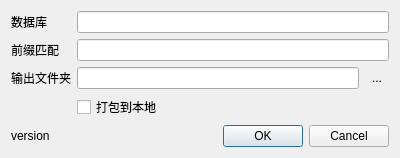
This is csheet_tool.ui in WuLiFang/wlf as Qt 5 draws it before an edit. The edited form follows.
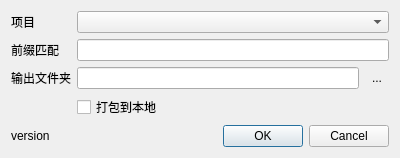
This is the edited form.

Commit message: csheet 0.2.0 # Improve usage

Diff of the .ui file:
```diff
--- a/csheet_tool.ui
+++ b/csheet_tool.ui
@@ -17,13 +17,10 @@
    <item row="0" column="0">
     <widget class="QLabel" name="label">
      <property name="text">
-      <string>数据库</string>
+      <string>项目</string>
      </property>
     </widget>
    </item>
-   <item row="0" column="1">
-    <widget class="QLineEdit" name="lineEditDatabase"/>
-   </item>
    <item row="1" column="0">
     <widget class="QLabel" name="label_2">
      <property name="text">
@@ -82,6 +79,9 @@
      </property>
     </widget>
    </item>
+   <item row="0" column="1">
+    <widget class="QComboBox" name="comboBoxProject"/>
+   </item>
   </layout>
   <action name="actionDir">
    <property name="text">
```
The commit also changes 2 other files.
